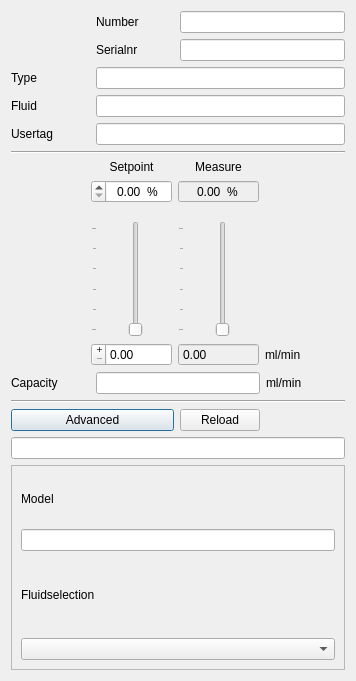
First picture: the form in ui/flowchannel.ui, repository ArJKloek/FlowControl, before the edit.
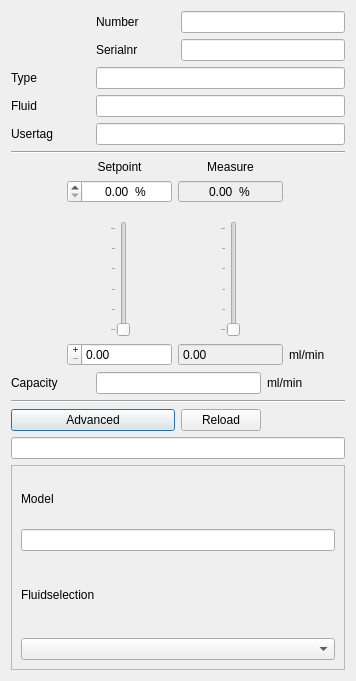
Second picture: the form after the edit.

Diff of the .ui file:
```diff
--- a/ui/flowchannel.ui
+++ b/ui/flowchannel.ui
@@ -229,7 +229,96 @@
    </item>
    <item row="10" column="0" colspan="4">
     <layout class="QGridLayout" name="gridLayout_3">
-     <item row="5" column="2">
+     <item row="4" column="5">
+      <spacer name="horizontalSpacer_5">
+       <property name="orientation">
+        <enum>Qt::Horizontal</enum>
+       </property>
+       <property name="sizeHint" stdset="0">
+        <size>
+         <width>40</width>
+         <height>20</height>
+        </size>
+       </property>
+      </spacer>
+     </item>
+     <item row="4" column="3">
+      <widget class="QSlider" name="vs_setpoint">
+       <property name="sizePolicy">
+        <sizepolicy hsizetype="Minimum" vsizetype="Expanding">
+         <horstretch>0</horstretch>
+         <verstretch>0</verstretch>
+        </sizepolicy>
+       </property>
+       <property name="layoutDirection">
+        <enum>Qt::RightToLeft</enum>
+       </property>
+       <property name="inputMethodHints">
+        <set>Qt::ImhLatinOnly|Qt::ImhNoPredictiveText</set>
+       </property>
+       <property name="maximum">
+        <number>100</number>
+       </property>
+       <property name="orientation">
+        <enum>Qt::Vertical</enum>
+       </property>
+       <property name="tickPosition">
+        <enum>QSlider::TicksAbove</enum>
+       </property>
+       <property name="tickInterval">
+        <number>20</number>
+       </property>
+      </widget>
+     </item>
+     <item row="4" column="6">
+      <widget class="QSlider" name="vs_measure">
+       <property name="sizePolicy">
+        <sizepolicy hsizetype="Expanding" vsizetype="Expanding">
+         <horstretch>0</horstretch>
+         <verstretch>0</verstretch>
+        </sizepolicy>
+       </property>
+       <property name="layoutDirection">
+        <enum>Qt::LeftToRight</enum>
+       </property>
+       <property name="maximum">
+        <number>100</number>
+       </property>
+       <property name="orientation">
+        <enum>Qt::Vertical</enum>
+       </property>
+       <property name="tickPosition">
+        <enum>QSlider::TicksAbove</enum>
+       </property>
+       <property name="tickInterval">
+        <number>20</number>
+       </property>
+      </widget>
+     </item>
+     <item row="4" column="4">
+      <spacer name="horizontalSpacer_4">
+       <property name="orientation">
+        <enum>Qt::Horizontal</enum>
+       </property>
+       <property name="sizeHint" stdset="0">
+        <size>
+         <width>40</width>
+         <height>20</height>
+        </size>
+       </property>
+      </spacer>
+     </item>
+     <item row="0" column="2" colspan="3">
+      <widget class="QLabel" name="lb_setpoint">
+       <property name="text">
+        <string>Setpoint</string>
+       </property>
+       <property name="alignment">
+        <set>Qt::AlignCenter</set>
+       </property>
+      </widget>
+     </item>
+     <item row="5" column="2" colspan="3">
       <widget class="QDoubleSpinBox" name="ds_setpoint_flow">
        <property name="layoutDirection">
         <enum>Qt::RightToLeft</enum>
@@ -245,7 +334,39 @@
        </property>
       </widget>
      </item>
-     <item row="5" column="4">
+     <item row="1" column="2" colspan="3">
+      <widget class="QDoubleSpinBox" name="ds_setpoint_percent">
+       <property name="layoutDirection">
+        <enum>Qt::RightToLeft</enum>
+       </property>
+       <property name="alignment">
+        <set>Qt::AlignCenter</set>
+       </property>
+       <property name="buttonSymbols">
+        <enum>QAbstractSpinBox::UpDownArrows</enum>
+       </property>
+       <property name="suffix">
+        <string>  %</string>
+       </property>
+       <property name="maximum">
+        <double>100.000000000000000</double>
+       </property>
+      </widget>
+     </item>
+     <item row="4" column="2">
+      <spacer name="horizontalSpacer_3">
+       <property name="orientation">
+        <enum>Qt::Horizontal</enum>
+       </property>
+       <property name="sizeHint" stdset="0">
+        <size>
+         <width>40</width>
+         <height>20</height>
+        </size>
+       </property>
+      </spacer>
+     </item>
+     <item row="5" column="8">
       <widget class="QLabel" name="lb_unit1">
        <property name="text">
         <string>ml/min</string>
@@ -265,7 +386,7 @@
        </property>
       </spacer>
      </item>
-     <item row="0" column="4" rowspan="4">
+     <item row="0" column="8" rowspan="4">
       <spacer name="horizontalSpacer_2">
        <property name="orientation">
         <enum>Qt::Horizontal</enum>
@@ -278,16 +399,32 @@
        </property>
       </spacer>
      </item>
-     <item row="1" column="2">
-      <widget class="QDoubleSpinBox" name="ds_setpoint_percent">
-       <property name="layoutDirection">
-        <enum>Qt::RightToLeft</enum>
+     <item row="4" column="7">
+      <spacer name="horizontalSpacer_6">
+       <property name="orientation">
+        <enum>Qt::Horizontal</enum>
+       </property>
+       <property name="sizeHint" stdset="0">
+        <size>
+         <width>40</width>
+         <height>20</height>
+        </size>
+       </property>
+      </spacer>
+     </item>
+     <item row="1" column="5" colspan="3">
+      <widget class="QDoubleSpinBox" name="ds_measure_percent">
+       <property name="enabled">
+        <bool>false</bool>
        </property>
        <property name="alignment">
         <set>Qt::AlignCenter</set>
        </property>
+       <property name="readOnly">
+        <bool>true</bool>
+       </property>
        <property name="buttonSymbols">
-        <enum>QAbstractSpinBox::UpDownArrows</enum>
+        <enum>QAbstractSpinBox::NoButtons</enum>
        </property>
        <property name="suffix">
         <string>  %</string>
@@ -297,7 +434,7 @@
        </property>
       </widget>
      </item>
-     <item row="0" column="3">
+     <item row="0" column="5" colspan="3">
       <widget class="QLabel" name="lb_measure">
        <property name="text">
         <string>Measure</string>
@@ -307,39 +444,7 @@
        </property>
       </widget>
      </item>
-     <item row="0" column="2">
-      <widget class="QLabel" name="lb_setpoint">
-       <property name="text">
-        <string>Setpoint</string>
-       </property>
-       <property name="alignment">
-        <set>Qt::AlignCenter</set>
-       </property>
-      </widget>
-     </item>
-     <item row="1" column="3">
-      <widget class="QDoubleSpinBox" name="ds_measure_percent">
-       <property name="enabled">
-        <bool>false</bool>
-       </property>
-       <property name="alignment">
-        <set>Qt::AlignCenter</set>
-       </property>
-       <property name="readOnly">
-        <bool>true</bool>
-       </property>
-       <property name="buttonSymbols">
-        <enum>QAbstractSpinBox::NoButtons</enum>
-       </property>
-       <property name="suffix">
-        <string>  %</string>
-       </property>
-       <property name="maximum">
-        <double>100.000000000000000</double>
-       </property>
-      </widget>
-     </item>
-     <item row="5" column="3">
+     <item row="5" column="5" colspan="3">
       <widget class="QDoubleSpinBox" name="ds_measure_flow">
        <property name="enabled">
         <bool>false</bool>
@@ -358,59 +463,6 @@
        </property>
       </widget>
      </item>
-     <item row="4" column="2">
-      <widget class="QSlider" name="vs_setpoint">
-       <property name="sizePolicy">
-        <sizepolicy hsizetype="Expanding" vsizetype="Expanding">
-         <horstretch>0</horstretch>
-         <verstretch>0</verstretch>
-        </sizepolicy>
-       </property>
-       <property name="layoutDirection">
-        <enum>Qt::RightToLeft</enum>
-       </property>
-       <property name="inputMethodHints">
-        <set>Qt::ImhLatinOnly|Qt::ImhNoPredictiveText</set>
-       </property>
-       <property name="maximum">
-        <number>100</number>
-       </property>
-       <property name="orientation">
-        <enum>Qt::Vertical</enum>
-       </property>
-       <property name="tickPosition">
-        <enum>QSlider::TicksAbove</enum>
-       </property>
-       <property name="tickInterval">
-        <number>20</number>
-       </property>
-      </widget>
-     </item>
-     <item row="4" column="3">
-      <widget class="QSlider" name="vs_measure">
-       <property name="sizePolicy">
-        <sizepolicy hsizetype="Expanding" vsizetype="Expanding">
-         <horstretch>0</horstretch>
-         <verstretch>0</verstretch>
-        </sizepolicy>
-       </property>
-       <property name="layoutDirection">
-        <enum>Qt::LeftToRight</enum>
-       </property>
-       <property name="maximum">
-        <number>100</number>
-       </property>
-       <property name="orientation">
-        <enum>Qt::Vertical</enum>
-       </property>
-       <property name="tickPosition">
-        <enum>QSlider::TicksAbove</enum>
-       </property>
-       <property name="tickInterval">
-        <number>20</number>
-       </property>
-      </widget>
-     </item>
     </layout>
    </item>
    <item row="13" column="3">
```
